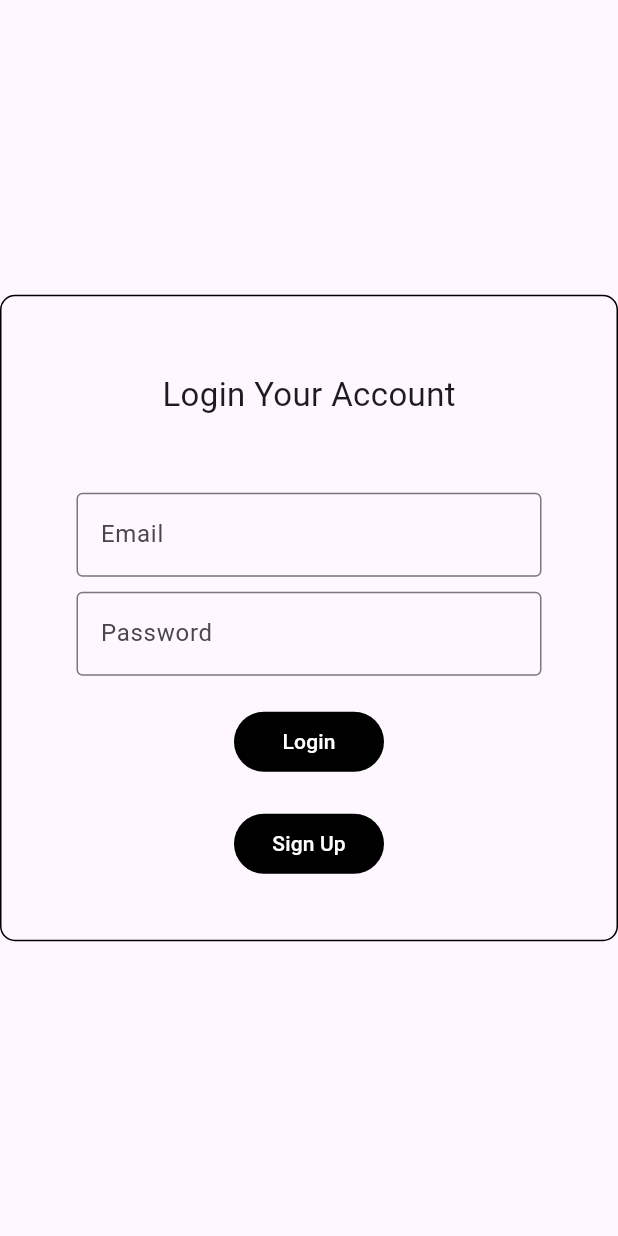
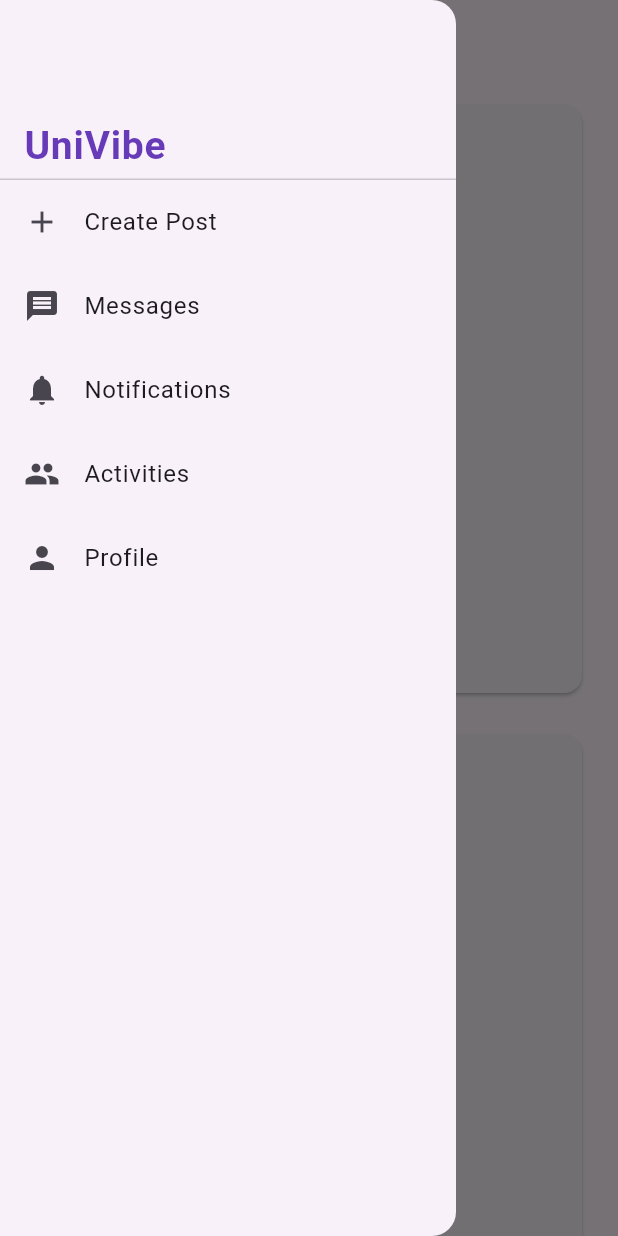
Before and after one commit to AbdurRehmanMalik1/Univibe, a Flutter app: the screen it shows after launch, with the side drawer open (before the commit the screen has no drawer), on a phone screen of 412 x 824 dp. Run offline on Flutter 3.47's test engine with Material 3 defaults, Android fonts, the phone set to English and light mode, and no system bars.

Commit message:
Layed out the structure for the homepage

```diff
--- /dev/null
+++ b/frontend/lib/appPages/homepage.dart
@@ -0,0 +1,37 @@
+import 'package:flutter/material.dart';
+import 'package:http/http.dart';
+
+class Homepage extends StatelessWidget{
+  Homepage({super.key});
+
+
+
+  int postCount = 3;
+  @override
+  Widget build(BuildContext context) {
+    double screenWidth = MediaQuery.sizeOf(context).width;
+    double widthThreshold = 500;
+    return Center(
+      child: ListView.builder(itemCount: postCount, itemBuilder:(context, index) {
+        return Container(
+            padding: const EdgeInsets.symmetric(vertical: 10,horizontal: 20),
+          child: SizedBox(
+            width: screenWidth<widthThreshold ? 500 : 800,
+            height: 400,
+            child: const Card(
+              child: Column(
+                mainAxisAlignment: MainAxisAlignment.start,
+                crossAxisAlignment: CrossAxisAlignment.start,
+                mainAxisSize: MainAxisSize.min,
+                children: [
+                  Text("Post Title"),
+                  Text("Post Body"),
+                ],
+              ),
+            ),
+          ),
+        );
+      }),
+    );
+  }
+}
--- /dev/null
+++ b/frontend/lib/appPages/pagecard.dart
@@ -0,0 +1,123 @@
+import 'package:flutter/material.dart';
+import 'package:frontend/appPages/homepage.dart';
+
+class PageCard extends StatefulWidget {
+  PageCard({super.key});
+
+  @override
+  State<PageCard> createState() => _PageCardState();
+}
+
+class _PageCardState extends State<PageCard> {
+  final List<Icon> hamburgerIcons = [
+    const Icon(Icons.home),
+    const Icon(Icons.add),
+    const Icon(Icons.message),
+    const Icon(Icons.notifications),
+    const Icon(Icons.group),
+    const Icon(Icons.person),
+  ];
+
+  final List<String> hamburgerLabels = [
+    "Home",
+    "Create Post",
+    "Messages",
+    "Notifications",
+    "Activities",
+    "Profile",
+  ];
+
+  String currentPage = "Home";
+
+  void _changePage(int index) {
+    setState(() {
+      currentPage = hamburgerLabels[index];
+    });
+  }
+
+  Widget _getPageContent() {
+    switch (currentPage) {
+      case "Create Post":
+        return const Center(
+            child: Text("Create Post Page", style: TextStyle(fontSize: 24)));
+      case "Messages":
+        return const Center(
+            child: Text("Messages Page", style: TextStyle(fontSize: 24)));
+      case "Notifications":
+        return const Center(
+            child: Text("Notifications Page", style: TextStyle(fontSize: 24)));
+      case "Activities":
+        return const Center(
+            child: Text("Activities Page", style: TextStyle(fontSize: 24)));
+      case "Profile":
+        return const Center(
+            child: Text("Profile Page", style: TextStyle(fontSize: 24)));
+      default:
+        return Homepage();
+    }
+  }
+
+  @override
+  Widget build(BuildContext context) {
+    double screenWidth = MediaQuery.of(context).size.width;
+    const double drawerThreshold = 700.0;
+
+    Drawer drawerWidget = Drawer(
+      child: ListView.builder(
+        itemCount: hamburgerIcons.length,
+        itemBuilder: (context, index) {
+          if (index == 0) {
+            return const SizedBox(
+              height: 120,
+              child: DrawerHeader(
+                margin: EdgeInsets.only(bottom: 0),
+                padding: EdgeInsets.symmetric(vertical: 2, horizontal: 16),
+                child: Align(
+                  alignment: Alignment.bottomLeft,
+                  child: Text(
+                    "UniVibe",
+                    style: TextStyle(
+                      fontSize: 26,
+                      fontWeight: FontWeight.bold,
+                      color: Colors.deepPurple, // Your desired color
+                    ),
+                  ),
+                ),
+              ),
+            );
+          }
+          return ListTile(
+            leading: hamburgerIcons[index],
+            title: Text(hamburgerLabels[index]),
+            onTap: () {
+              _changePage(index);
+              Navigator.pop(context); // Close the drawer after selection
+            },
+          );
+        },
+      ),
+    );
+
+    return Scaffold(
+      appBar: screenWidth < drawerThreshold
+          ? AppBar(
+              title: Text(currentPage),
+            )
+          : null,
+      drawer: screenWidth < drawerThreshold ? drawerWidget : null,
+      body: Row(
+        children: [
+          if (screenWidth >= drawerThreshold)
+            SizedBox(
+              width: 250,
+              child: drawerWidget,
+            ),
+          // Main Content Area
+          Expanded(
+            child: _getPageContent(),
+          ),
+        ],
+      ),
+    );
+  }
+}
--- a/frontend/lib/main.dart
+++ b/frontend/lib/main.dart
@@ -1,6 +1,7 @@
 // ignore_for_file: unused_import
 
 import 'package:flutter/material.dart';
+import 'package:frontend/appPages/pagecard.dart';
 import 'package:frontend/signup/contact_info.dart';
 import 'package:frontend/signup/login.dart';
 import 'package:frontend/signup/signup_username.dart';
@@ -29,7 +30,7 @@ class MyApp extends StatelessWidget {
         colorScheme: ColorScheme.fromSeed(seedColor: Colors.deepPurple),
         useMaterial3: true,
       ),
-      home: LoginPage()
+      home: PageCard()
     );
   }
 }
--- a/frontend/lib/signup/login.dart
+++ b/frontend/lib/signup/login.dart
@@ -6,7 +6,7 @@ import 'package:frontend/utils/utility.dart';
 import 'package:provider/provider.dart';
 
 class LoginPage extends StatefulWidget {
-  LoginPage({super.key});
+  const LoginPage({super.key});
 
   @override
   State<LoginPage> createState() => _LoginPageState();
```
Also changed, not shown: 1 other file.
